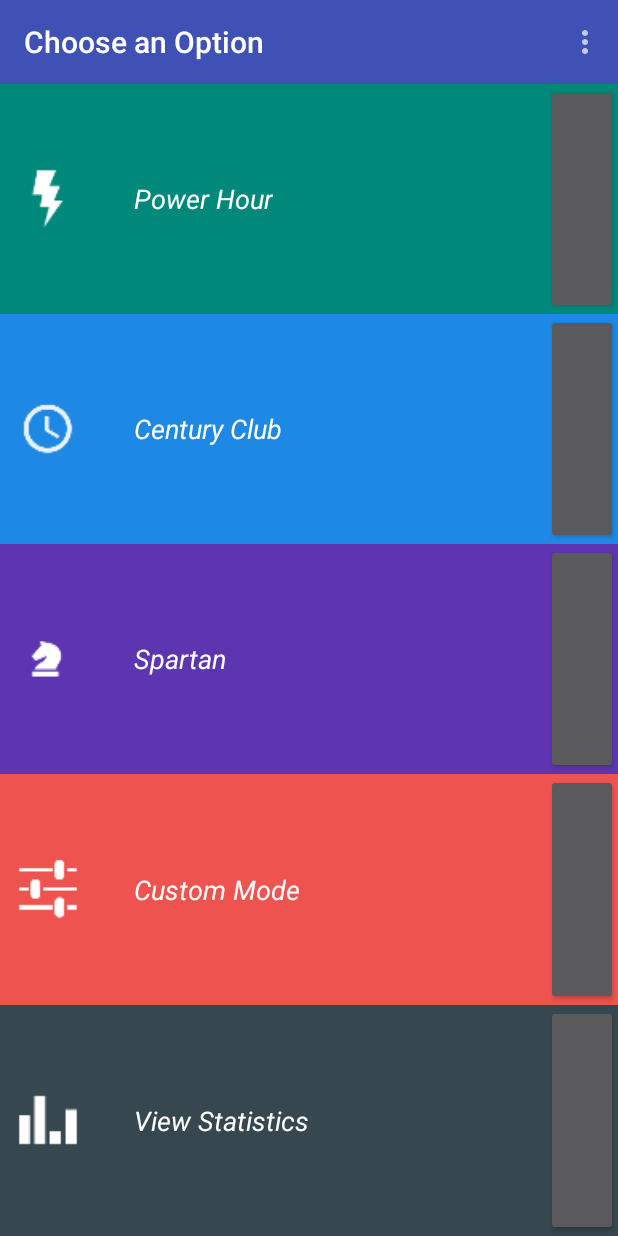
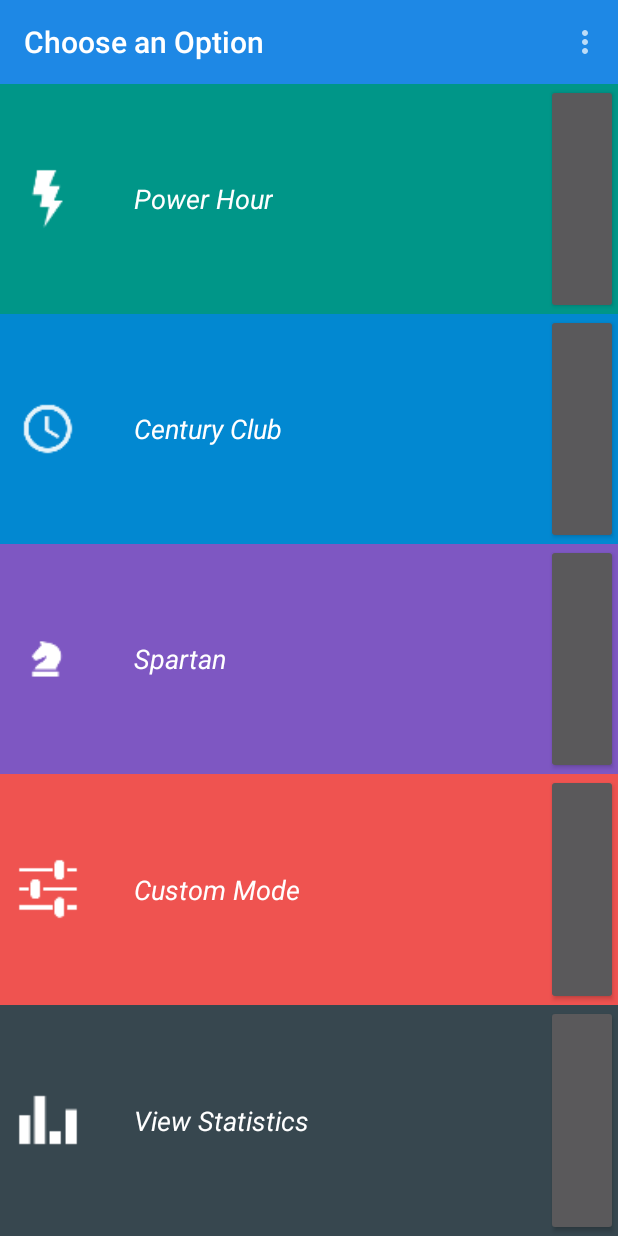
Before and after one commit to jordond/powerhour, an Android app: the screen it shows after launch (MainActivity), on a phone screen of 412 x 824 dp. Run offline under Robolectric (Android 15) with nearby library versions, the phone set to English and light mode, and no system bars; our stand-ins replace ButterKnife; libraries missing offline, so code that uses them is left out: at.markushi.ui, com.andexert.library, com.squareup.otto; plain views replace CircleButton, RippleView; 11 statements that could not run were skipped.

Commit message:
Changed button to different library

```diff
--- a/app/build.gradle
+++ b/app/build.gradle
@@ -28,4 +28,5 @@ dependencies {
     compile 'com.github.markushi:circlebutton:1.1'
     compile 'com.github.traex.rippleeffect:library:1.3'
     compile 'com.github.navasmdc:MaterialDesign:1.5@aar'
+    compile 'info.hoang8f:fbutton:1.0.5'
 }
--- a/app/src/main/java/ca/hoogit/powerhour/Game/GameOptions.java
+++ b/app/src/main/java/ca/hoogit/powerhour/Game/GameOptions.java
@@ -18,6 +18,7 @@ public class GameOptions implements Serializable {
     private int rounds;
     private int maxPauses;
     private int backgroundColor;
+    private int accentColor;
 
     public GameOptions() {
     }
@@ -129,6 +130,14 @@ public class GameOptions implements Serializable {
         return backgroundColor;
     }
 
+    public int getAccentColor() {
+        return accentColor;
+    }
+
+    public void setAccentColor(int accentColor) {
+        this.accentColor = accentColor;
+    }
+
     public void setBackgroundColor(int backgroundColor) {
         this.backgroundColor = backgroundColor;
     }
--- a/app/src/main/java/ca/hoogit/powerhour/MainActivity.java
+++ b/app/src/main/java/ca/hoogit/powerhour/MainActivity.java
@@ -14,6 +14,7 @@ import com.squareup.otto.Subscribe;
 import butterknife.Bind;
 import butterknife.ButterKnife;
 import ca.hoogit.powerhour.Configure.ConfigureGameFragment;
+import ca.hoogit.powerhour.Game.GameOptions;
 import ca.hoogit.powerhour.Selection.ItemSelectedEvent;
 import ca.hoogit.powerhour.Selection.TypeSelectionFragment;
 import ca.hoogit.powerhour.Util.StatusBarUtil;
@@ -78,6 +79,7 @@ public class MainActivity extends AppCompatActivity {
     @Override
     public void onBackPressed() {
         if(mFragmentManager.getBackStackEntryCount() != 0) {
+            StatusBarUtil.getInstance().resetColor(this);
             mFragmentManager.popBackStack();
         } else {
             super.onBackPressed();
@@ -92,7 +94,8 @@ public class MainActivity extends AppCompatActivity {
 
     @Subscribe
     public void onItemSelected(ItemSelectedEvent item) {
-        if (item.isConfiguring) {
+        if (item.isConfiguring || item.options.getType() == GameOptions.Type.CUSTOM) {
+            Log.i(TAG, "Configuring  " + item.options.getTitle());
             Fragment fragment = ConfigureGameFragment.newInstance(item.options);
             replaceFragment(fragment);
         } else if (item.itemIsAGame) {
--- a/app/src/main/java/ca/hoogit/powerhour/Selection/GameTypeItem.java
+++ b/app/src/main/java/ca/hoogit/powerhour/Selection/GameTypeItem.java
@@ -17,6 +17,7 @@ import butterknife.Bind;
 import butterknife.ButterKnife;
 import ca.hoogit.powerhour.Game.GameOptions;
 import ca.hoogit.powerhour.R;
+import ca.hoogit.powerhour.Util.ColorUtil;
 
 /**
  * Created by jordon on 07/07/15.
@@ -59,19 +60,22 @@ public class GameTypeItem extends LinearLayout {
         // Get the attributes
         TypedArray attr = context.obtainStyledAttributes(attributeSet, R.styleable.GameTypeItem, 0, 0);
 
-        int backgroundColor = attr.getColor(R.styleable.GameTypeItem_gti_background, R.color.primary);
+        int backgroundColor = attr.getColor(R.styleable.GameTypeItem_gti_background, getResources().getColor(R.color.primary));
+        int accentColor = attr.getColor(R.styleable.GameTypeItem_gti_accent, getResources().getColor(R.color.accent));
+
         mLayout.setBackgroundColor(backgroundColor);
         mIcon.setImageResource(attr.getResourceId(R.styleable.GameTypeItem_gti_icon, R.drawable.ic_action));
         mTitle.setText(attr.getString(R.styleable.GameTypeItem_gti_title));
 
         boolean hideButton = attr.getBoolean(R.styleable.GameTypeItem_gti_hide_button, false);
-        int buttonColor = attr.getColor(R.styleable.GameTypeItem_gti_button_color, R.color.accent);
+        int buttonColor = ColorUtil.darken(backgroundColor);
         int type = attr.getInteger(R.styleable.GameTypeItem_gti_type, 0);
         attr.recycle();
 
         // Setup the items
         mOptions = GameOptions.getDefault(GameOptions.intToType(type));
         mOptions.setBackgroundColor(backgroundColor);
+        mOptions.setAccentColor(accentColor);
         if (hideButton) {
             mConfigureButton.setVisibility(View.GONE);
         } else {
--- a/app/src/main/java/ca/hoogit/powerhour/Util/ColorUtil.java
+++ b/app/src/main/java/ca/hoogit/powerhour/Util/ColorUtil.java
@@ -29,6 +29,10 @@ public class ColorUtil {
         return Color.argb(alpha, red, green, blue);
     }
 
+    public static int darken(int color) {
+        return darken(color, 0.3);
+    }
+
     private static int darkenColor(int color, double fraction) {
         return (int)Math.max(color - (color * fraction), 0);
     }
--- a/app/src/main/java/ca/hoogit/powerhour/Util/StatusBarUtil.java
+++ b/app/src/main/java/ca/hoogit/powerhour/Util/StatusBarUtil.java
@@ -48,7 +48,7 @@ public class StatusBarUtil {
     @Subscribe
     public void onChangeColor(ChangeStatusColor event) {
         if (Build.VERSION.SDK_INT >= 21) {
-            int darker = ColorUtil.darken(event.getColor(), 0.3);
+            int darker = ColorUtil.darken(event.getColor());
             event.getActivity().getWindow().setStatusBarColor(darker);
         }
     }
--- a/app/src/main/res/layout/fragment_type_selection.xml
+++ b/app/src/main/res/layout/fragment_type_selection.xml
@@ -20,8 +20,7 @@
             android:layout_width="match_parent"
             android:layout_height="0dp"
             android:layout_weight="1"
-            app:gti_background="@color/md_teal_600"
-            app:gti_button_color="@color/md_teal_800"
+            app:gti_background="@color/md_teal_500"
             app:gti_icon="@drawable/ic_power"
             app:gti_title="Power Hour"
             app:gti_type="POWER_HOUR" />
@@ -31,8 +30,7 @@
             android:layout_width="match_parent"
             android:layout_height="0dp"
             android:layout_weight="1"
-            app:gti_background="@color/md_blue_600"
-            app:gti_button_color="@color/md_blue_800"
+            app:gti_background="@color/md_light_blue_700"
             app:gti_icon="@drawable/ic_century"
             app:gti_title="Century Club"
             app:gti_type="CENTURY" />
@@ -42,8 +40,7 @@
             android:layout_width="match_parent"
             android:layout_height="0dp"
             android:layout_weight="1"
-            app:gti_background="@color/md_deep_purple_600"
-            app:gti_button_color="@color/md_deep_purple_800"
+            app:gti_background="@color/md_deep_purple_400"
             app:gti_icon="@drawable/ic_spartan"
             app:gti_title="Spartan"
             app:gti_type="SPARTAN" />
@@ -54,6 +51,7 @@
             android:layout_height="0dp"
             android:layout_weight="1"
             app:gti_background="@color/md_red_400"
+            app:gti_accent="#EF9950"
             app:gti_hide_button="true"
             app:gti_icon="@drawable/ic_custom"
             app:gti_title="Custom Mode"
--- a/app/src/main/res/values/attrs.xml
+++ b/app/src/main/res/values/attrs.xml
@@ -2,6 +2,7 @@
 <resources>
     <declare-styleable name="GameTypeItem">
         <attr name="gti_background" format="color" />
+        <attr name="gti_accent" format="color" />
         <attr name="gti_icon" format="reference" />
         <attr name="gti_title" format="string" />
         <attr name="gti_type" format="enum">
@@ -12,6 +13,5 @@
             <enum name="CUSTOM" value="4" />
         </attr>
         <attr name="gti_hide_button" format="boolean" />
-        <attr name="gti_button_color" format="color" />
     </declare-styleable>
 </resources>
--- a/app/src/main/res/values/colors.xml
+++ b/app/src/main/res/values/colors.xml
@@ -1,8 +1,16 @@
 <?xml version="1.0" encoding="utf-8"?>
 <resources>
 
-    <color name="primary">@color/md_indigo_500</color>
-    <color name="primaryDark">@color/md_indigo_700</color>
-    <color name="accent">@color/md_pink_500</color>
+    <color name="primary">@color/md_blue_600</color>
+    <color name="primaryDark">@color/md_blue_800</color>
+    <color name="accent">@color/md_pink_A400</color>
+    <color name="accentDark">@color/md_pink_A700</color>
+
+    <color name="powerHour">@color/md_teal_600</color>
+    <color name="centuryClub">@color/md_deep_purple_700</color>
+    <color name="spartan">@color/md_cyan_800</color>
+    <color name="custom">#45CB85</color>
+    <color name="statistics">#153131</color>
+
 
 </resources>
```
Also changed, not shown: app/src/main/java/ca/hoogit/powerhour/Configure/ConfigureGameFragment.java (+8 -8 lines), app/src/main/res/layout/fragment_configure_game.xml (+15 -9 lines), 1 other file.
